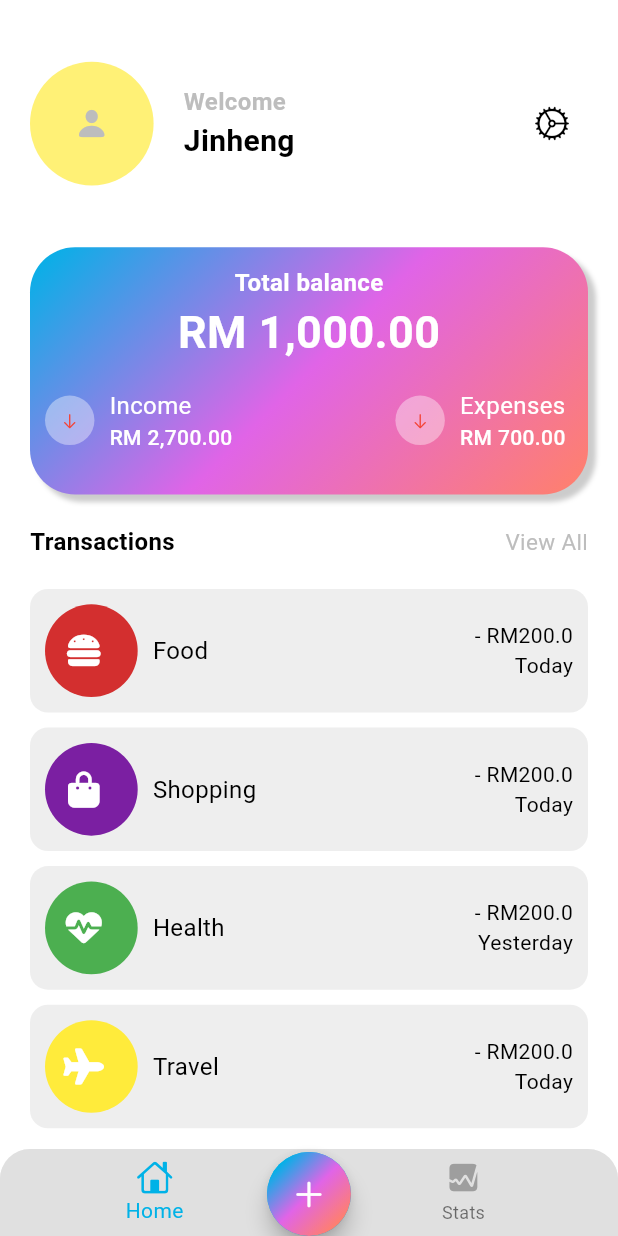
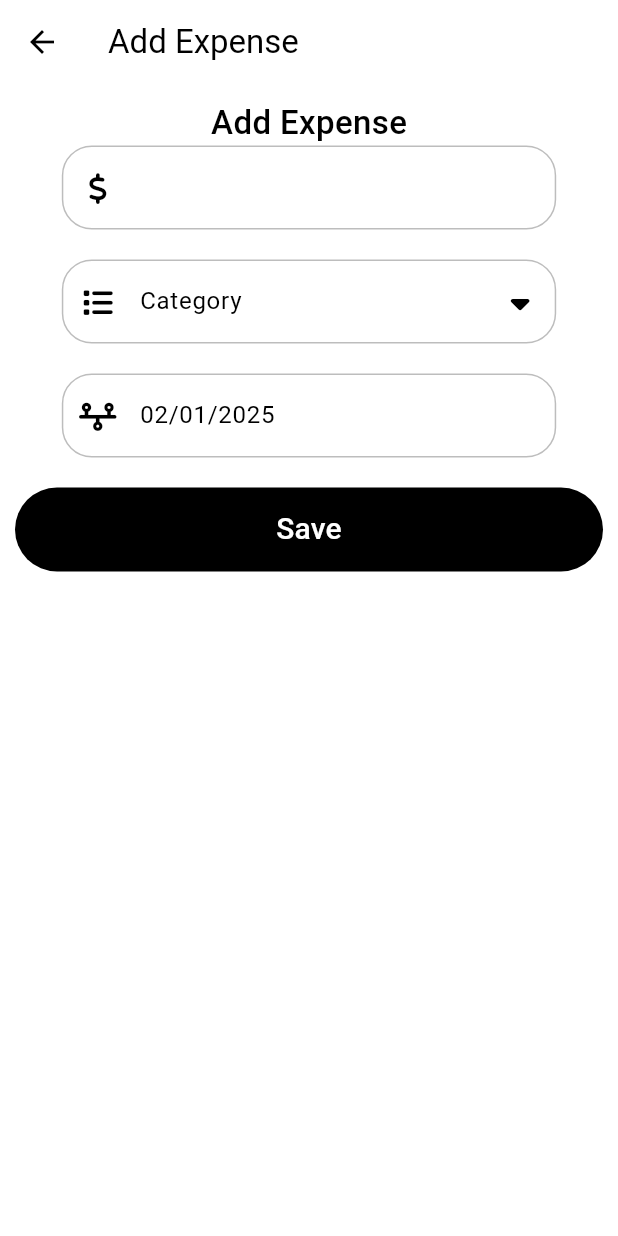
Before and after one commit to jinheng0301/Expense-tracker-app, a Flutter app: the screen it shows after launch, after a tap on an icon or button, on a phone screen of 412 x 824 dp. Run offline on Flutter 3.47's test engine with Material 3 defaults, Android fonts, the phone set to English and light mode, and no system bars; our stand-ins replace fl_chart, font_awesome_flutter.

Commit message:
create the add expense page.

```diff
--- /dev/null
+++ b/track_your_expenses/lib/screens/add_expense/views/add_expense.dart
@@ -0,0 +1,202 @@
+import 'package:flutter/material.dart';
+import 'package:font_awesome_flutter/font_awesome_flutter.dart';
+import 'package:intl/intl.dart';
+
+class AddExpense extends StatefulWidget {
+  const AddExpense({super.key});
+
+  @override
+  State<AddExpense> createState() => _AddExpenseState();
+}
+
+class _AddExpenseState extends State<AddExpense> {
+  TextEditingController expenseController = TextEditingController();
+  TextEditingController categoryController = TextEditingController();
+  TextEditingController dateController = TextEditingController();
+  DateTime selectDate = DateTime.now();
+
+  @override
+  void initState() {
+    // TODO: implement initState
+    dateController.text = DateFormat('dd/MM/yyyy').format(DateTime.now());
+    super.initState();
+  }
+
+  @override
+  Widget build(BuildContext context) {
+    final width = MediaQuery.of(context).size.width;
+    // final height = MediaQuery.of(context).size.height;
+
+    return GestureDetector(
+      onTap: () {
+        FocusScope.of(context).unfocus();
+      },
+      child: Scaffold(
+        backgroundColor: Theme.of(context).colorScheme.surface,
+        appBar: AppBar(
+          title: Text('Add Expense'),
+        ),
+        body: Padding(
+          padding: const EdgeInsets.all(10),
+          child: Column(
+            crossAxisAlignment: CrossAxisAlignment.center,
+            children: [
+              Text(
+                'Add Expense',
+                style: TextStyle(
+                  fontSize: 22,
+                  fontWeight: FontWeight.w500,
+                ),
+              ),
+              SizedBox(
+                width: width * 0.8,
+                child: TextFormField(
+                  controller: expenseController,
+                  decoration: InputDecoration(
+                    fillColor: Colors.grey.shade300,
+                    prefixIcon: Icon(
+                      size: 20,
+                      FontAwesomeIcons.dollarSign,
+                      color: Colors.black,
+                    ),
+                    border: OutlineInputBorder(
+                      borderRadius: BorderRadius.circular(20),
+                    ),
+                  ),
+                ),
+              ),
+              SizedBox(height: 20),
+              SizedBox(
+                width: width * 0.8,
+                child: TextFormField(
+                  readOnly: true,
+                  controller: categoryController,
+                  decoration: InputDecoration(
+                    labelText: 'Category',
+                    fillColor: Colors.grey.shade300,
+                    prefixIcon: Icon(
+                      size: 20,
+                      FontAwesomeIcons.list,
+                      color: Colors.black,
+                    ),
+                    suffixIcon: IconButton(
+                      onPressed: () {
+                        showDialog(
+                          context: context,
+                          builder: (ctx) {
+                            return AlertDialog(
+                              title: Text('Create a Category'),
+                              content: Column(
+                                mainAxisSize: MainAxisSize.min,
+                                children: [
+                                  TextFormField(
+                                    decoration: InputDecoration(
+                                      hintText: 'Name',
+                                      fillColor: Colors.grey.shade300,
+                                      border: OutlineInputBorder(
+                                        borderRadius: BorderRadius.circular(20),
+                                      ),
+                                    ),
+                                  ),
+                                  SizedBox(height: 20),
+                                  TextFormField(
+                                    decoration: InputDecoration(
+                                      hintText: 'Icon',
+                                      fillColor: Colors.grey.shade300,
+                                      border: OutlineInputBorder(
+                                        borderRadius: BorderRadius.circular(20),
+                                      ),
+                                    ),
+                                  ),
+                                  SizedBox(height: 20),
+                                  TextFormField(
+                                    decoration: InputDecoration(
+                                      hintText: 'Color',
+                                      fillColor: Colors.grey.shade300,
+                                      border: OutlineInputBorder(
+                                        borderRadius: BorderRadius.circular(20),
+                                      ),
+                                    ),
+                                  ),
+                                ],
+                              ),
+                            );
+                          },
+                        );
+                      },
+                      icon: Icon(
+                        size: 20,
+                        FontAwesomeIcons.caretDown,
+                        color: Colors.black,
+                      ),
+                    ),
+                    border: OutlineInputBorder(
+                      borderRadius: BorderRadius.circular(20),
+                    ),
+                  ),
+                ),
+              ),
+              SizedBox(height: 20),
+              SizedBox(
+                width: width * 0.8,
+                child: TextFormField(
+                  controller: dateController,
+                  readOnly: true,
+                  onTap: () async {
+                    DateTime? newDate = await showDatePicker(
+                      context: context,
+                      initialDate: selectDate,
+                      firstDate: DateTime.now(),
+                      lastDate: DateTime.now().add(
+                        Duration(days: 365),
+                      ),
+                    );
+
+                    if (newDate != null) {
+                      dateController.text =
+                          DateFormat('dd/MM/yyyy').format(newDate);
+                      selectDate = newDate;
+                    }
+                  },
+                  decoration: InputDecoration(
+                    hintText: 'Date',
+                    fillColor: Colors.grey.shade300,
+                    prefixIcon: Icon(
+                      size: 20,
+                      FontAwesomeIcons.timeline,
+                      color: Colors.black,
+                    ),
+                    border: OutlineInputBorder(
+                      borderRadius: BorderRadius.circular(20),
+                    ),
+                  ),
+                ),
+              ),
+              SizedBox(height: 20),
+              SizedBox(
+                width: double.infinity,
+                height: kToolbarHeight,
+                child: TextButton(
+                  onPressed: () {},
+                  style: TextButton.styleFrom(
+                    backgroundColor: Colors.black,
+                    shape: RoundedRectangleBorder(
+                      borderRadius: BorderRadius.circular(30),
+                    ),
+                  ),
+                  child: Text(
+                    'Save',
+                    style: TextStyle(
+                      color: Colors.white,
+                      fontSize: 20,
+                    ),
+                  ),
+                ),
+              ),
+            ],
+          ),
+        ),
+      ),
+    );
+  }
+}
--- a/track_your_expenses/lib/screens/home/home_screen.dart
+++ b/track_your_expenses/lib/screens/home/home_screen.dart
@@ -2,6 +2,7 @@ import 'dart:math';
 
 import 'package:flutter/cupertino.dart';
 import 'package:flutter/material.dart';
+import 'package:track_your_expenses/screens/add_expense/views/add_expense.dart';
 import 'package:track_your_expenses/screens/home/views/main_screen.dart';
 import 'package:track_your_expenses/screens/home/views/stat_screen.dart';
 
@@ -49,7 +50,6 @@ class _HomeScreenState extends State<HomeScreen> {
     final height = MediaQuery.of(context).size.height;
 
     return Scaffold(
-      body: Scaffold(
       body: PageView(
         controller: pageController,
         onPageChanged: onPageChanged,
@@ -85,11 +85,17 @@ class _HomeScreenState extends State<HomeScreen> {
           ],
         ),
       ),
-      ),
       floatingActionButtonLocation: FloatingActionButtonLocation.centerDocked,
       floatingActionButton: FloatingActionButton(
         shape: CircleBorder(),
-        onPressed: () {},
+        onPressed: () {
+          Navigator.push(
+            context,
+            MaterialPageRoute(
+              builder: (context) => AddExpense(),
+            ),
+          );
+        },
         child: Container(
           width: width * 0.15,
           height: height * 0.15,
--- a/track_your_expenses/lib/screens/home/views/main_screen.dart
+++ b/track_your_expenses/lib/screens/home/views/main_screen.dart
@@ -2,7 +2,7 @@ import 'dart:math';
 
 import 'package:flutter/cupertino.dart';
 import 'package:flutter/material.dart';
-import 'package:track_your_expenses/data/dart.dart';
+import 'package:track_your_expenses/data/data.dart';
 
 class MainScreen extends StatelessWidget {
   const MainScreen({super.key});
--- a/track_your_expenses/lib/stats/chart.dart
+++ b/track_your_expenses/lib/stats/chart.dart
@@ -11,106 +11,57 @@ class MyChart extends StatefulWidget {
 class _MyChartState extends State<MyChart> {
   Widget getTiles(double value, TitleMeta meta) {
     const style = TextStyle(
-      color: Colors.white,
+      color: Colors.black54,
       fontWeight: FontWeight.bold,
       fontSize: 12,
     );
 
-    Widget text;
     switch (value.toInt()) {
       case 0:
-        text = Text('01', style: style);
-        break;
+        return Text('01', style: style);
       case 1:
-        text = Text('02', style: style);
-        break;
+        return Text('02', style: style);
       case 2:
-        text = Text('03', style: style);
-        break;
+        return Text('03', style: style);
       case 3:
-        text = Text('04', style: style);
-        break;
-
+        return Text('04', style: style);
       case 4:
-        text = Text('05', style: style);
-        break;
+        return Text('05', style: style);
       case 5:
-        text = Text('06', style: style);
-        break;
+        return Text('06', style: style);
       case 6:
-        text = Text('07', style: style);
-        break;
+        return Text('07', style: style);
       case 7:
-        text = Text('08', style: style);
-        break;
+        return Text('08', style: style);
       default:
-        text = Text('', style: style);
-        break;
+        return Text('', style: style);
     }
-
-    return SideTitleWidget(
-      child: text,
-      space: 16,
-      axisSide: meta.axisSide,
-    );
   }
 
   Widget leftTiles(double value, TitleMeta meta) {
     const style = TextStyle(
-      color: Colors.white,
+      color: Colors.black54,
       fontWeight: FontWeight.bold,
       fontSize: 12,
     );
 
-    Widget text;
     switch (value.toInt()) {
       case 0:
-        text = Text('1k', style: style);
-        break;
+        return Text('1k', style: style);
       case 1:
-        text = Text('2k', style: style);
-        break;
+        return Text('2k', style: style);
       case 2:
-        text = Text('3k', style: style);
-        break;
+        return Text('3k', style: style);
       case 3:
-        text = Text('4k', style: style);
-        break;
-
+        return Text('4k', style: style);
       default:
-        text = Text('', style: style);
-        break;
+        return Text('', style: style);
     }
-
-    return SideTitleWidget(
-      child: text,
-      space: 16,
-      axisSide: meta.axisSide,
-    );
   }
 
   List<BarChartGroupData> showingGroups() {
     return List.generate(8, (i) {
-      switch (i) {
-        case 0:
-          return makeGroupData(0, 2);
-        case 1:
-          return makeGroupData(1, 3);
-        case 2:
-          return makeGroupData(2, 2);
-        case 3:
-          return makeGroupData(3, 4.5);
-        case 4:
-          return makeGroupData(4, 3.8);
-        case 5:
-          return makeGroupData(5, 1.5);
-        case 6:
-          return makeGroupData(6, 4);
-        case 7:
-          return makeGroupData(7, 3.8);
-        default:
-          return throw Error();
-      }
+      return makeGroupData(i, (i % 5 + 1).toDouble() * 1.5);
     });
   }
 
@@ -120,11 +71,13 @@ class _MyChartState extends State<MyChart> {
       barRods: [
         BarChartRodData(
           toY: y,
-          width: 10,
+          width: 12,
+          color: Colors.blueAccent,
+          borderRadius: BorderRadius.circular(4),
           backDrawRodData: BackgroundBarChartRodData(
             show: true,
-            toY: 4,
-            color: Colors.grey,
+            toY: 6,
+            color: Colors.grey[300],
           ),
         ),
       ],
@@ -137,30 +90,36 @@ class _MyChartState extends State<MyChart> {
       BarChartData(
         titlesData: FlTitlesData(
           show: true,
-          rightTitles: AxisTitles(
-            sideTitles: SideTitles(showTitles: false),
-          ),
           leftTitles: AxisTitles(
             sideTitles: SideTitles(
-              showTitles: false,
-              reservedSize: 38,
+              showTitles: true,
+              reservedSize: 40,
               getTitlesWidget: leftTiles,
             ),
           ),
-          topTitles: AxisTitles(
-            sideTitles: SideTitles(showTitles: false),
-          ),
           bottomTitles: AxisTitles(
             sideTitles: SideTitles(
-              showTitles: false,
-              reservedSize: 38,
+              showTitles: true,
+              reservedSize: 28,
               getTitlesWidget: getTiles,
             ),
           ),
         ),
-        borderData: FlBorderData(show: false),
-        gridData: FlGridData(show: false),
+        gridData: FlGridData(
+          show: true,
+          drawVerticalLine: false,
+          horizontalInterval: 1,
+          checkToShowHorizontalLine: (value) => value % 1 == 0,
+          getDrawingHorizontalLine: (value) => FlLine(
+            color: Colors.grey[300],
+            strokeWidth: 1,
+          ),
+        ),
         barGroups: showingGroups(),
+        borderData: FlBorderData(
+          show: true,
+          border: Border.all(color: Colors.grey, width: 1),
+        ),
       ),
     );
   }
```
Also changed, not shown: track_your_expenses/pubspec.yaml (+10 -3 lines), track_your_expenses/assets/entertainment.png (added), track_your_expenses/assets/food.png (added), track_your_expenses/assets/home.png (added), track_your_expenses/assets/pet.png (added), track_your_expenses/assets/shopping.png (added), track_your_expenses/assets/tech.png (added), track_your_expenses/assets/travel.png (added), track_your_expenses/lib/data/data.dart (renamed from track_your_expenses/lib/data/dart.dart), track_your_expenses/pubspec.lock. Lines whose indentation alone changed are shown as unchanged.
